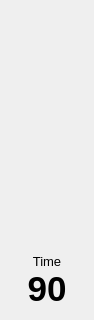
alberthier/bhware, file bhbot/tools/simulator/mainbar.ui: the form before one commit; both pictures show x 0 to 94 and y 168 to 488 of the 94 by 488 pixel window.
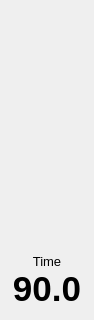
The form after the commit.

What changed in the file:
```diff
--- a/bhbot/tools/simulator/mainbar.ui
+++ b/bhbot/tools/simulator/mainbar.ui
@@ -123,7 +123,7 @@
         </font>
        </property>
        <property name="text">
-        <string>90</string>
+        <string>90.0</string>
        </property>
        <property name="alignment">
         <set>Qt::AlignCenter</set>
```
Left out of the diff: 4 changed lines with no effect on the pictures.
